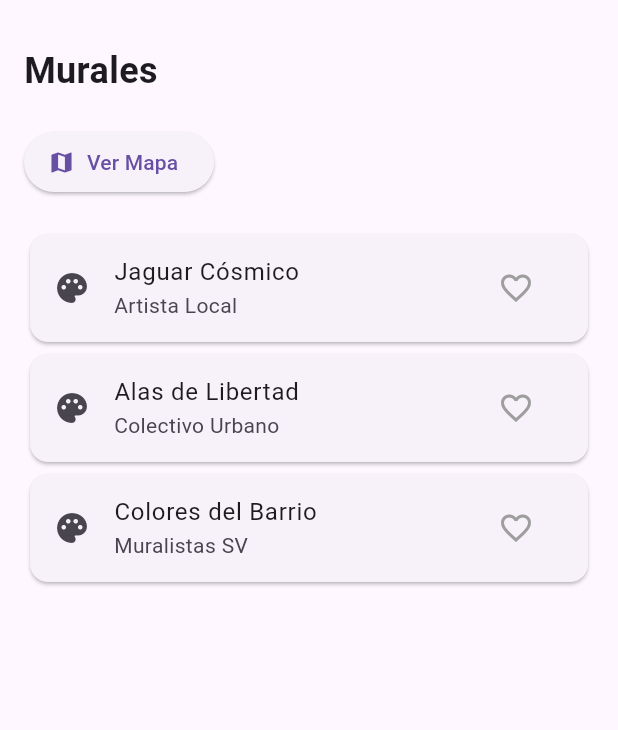
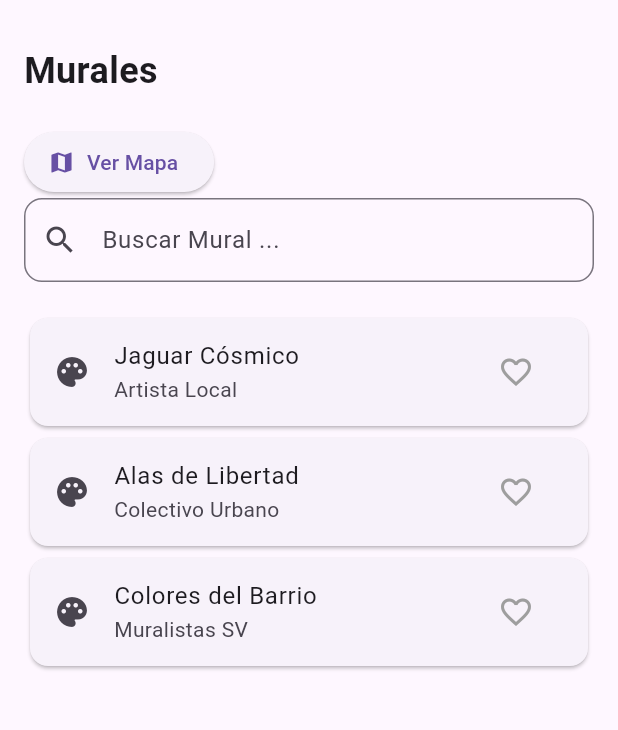
Before and after one commit to josueZepeda1993/graffiti-explorer, a Flutter app: the screen it shows after launch, on a phone screen of 412 x 824 dp, the part 63-793 px from its top. Run offline on Flutter 3.47's test engine with Material 3 defaults, Android fonts, the phone set to English and light mode, and no system bars.

Commit message:
Implementacion de busquedas dinamicas, por nombre, artista y ubicacion

```diff
--- a/lib/screens/home_screen.dart
+++ b/lib/screens/home_screen.dart
@@ -1,8 +1,9 @@
 import 'package:flutter/material.dart';
-//import '../models/mural.dart';
-import 'mural_detail_screen.dart';
+
+import '../models/mural.dart';
 import '../data/murals_data.dart';
-import 'map_screen.dart';
+import '../screens/map_screen.dart';
+import '../screens/mural_detail_screen.dart';
 import '../services/favorites_service.dart';
 
 class HomeScreen extends StatefulWidget {
@@ -13,6 +14,31 @@ class HomeScreen extends StatefulWidget {
 
 }
 class _HomeScreenState extends State<HomeScreen>{
+  final TextEditingController _searchController = TextEditingController();
+  late List<Mural> muralesFiltrados;
+
+  @override
+  void initState(){
+    super.initState();
+
+    muralesFiltrados = List.from(murales);
+  }
+
+  void filtrarMurales(String texto){
+    final busqueda = texto.toLowerCase();
+    setState(() {
+      if (texto.isEmpty){
+        muralesFiltrados = List.from(murales);
+      }else{
+        muralesFiltrados = murales.where((mural){
+          return mural.nombre.toLowerCase().contains(busqueda) ||
+                 mural.artista.toLowerCase().contains(busqueda) ||
+                 mural.ubicacion.toLowerCase().contains(busqueda);
+        }).toList();
+      }
+    });
+  }
+
   @override
   Widget build(BuildContext context) {
     return Scaffold(
@@ -46,13 +72,51 @@ class _HomeScreenState extends State<HomeScreen>{
             label: const Text('Ver Mapa'),
           ),
 
+          TextField(
+           controller: _searchController,
+           onChanged: filtrarMurales,
+           decoration: InputDecoration(
+              hintText: 'Buscar Mural ...',
+              prefixIcon: const Icon(Icons.search),
+              border: OutlineInputBorder(
+                borderRadius: BorderRadius.circular(12)
+              ),
+           ),
+          ),
+
           const SizedBox(height: 20),
 
           Expanded(
-            child: ListView.builder(
-              itemCount: murales.length,
+            child: muralesFiltrados.isEmpty
+            ? const Center(
+                child: Column(
+                  mainAxisAlignment: MainAxisAlignment.center,
+                  children: [
+                    Icon(
+                      Icons.search_off,
+                      size: 64,
+                      color: Colors.grey,
+                    ),
+                    SizedBox(height: 16),
+                    Text(
+                      'No se encontraron murales',
+                      style: TextStyle(
+                        fontSize: 20,
+                        fontWeight: FontWeight.bold,
+                      ),
+                    ),
+                    SizedBox(height: 8),
+                    Text(
+                      'Prueba con otro nombre, artista o ubicacion',
+                      textAlign: TextAlign.center,
+                    ),
+                  ],
+                ),
+            )
+            : ListView.builder(
+              itemCount: muralesFiltrados.length,
               itemBuilder: (context, index) {
-                final mural = murales[index];
+                final mural = muralesFiltrados[index];
 
                 return Card(
                   child: ListTile(
```
